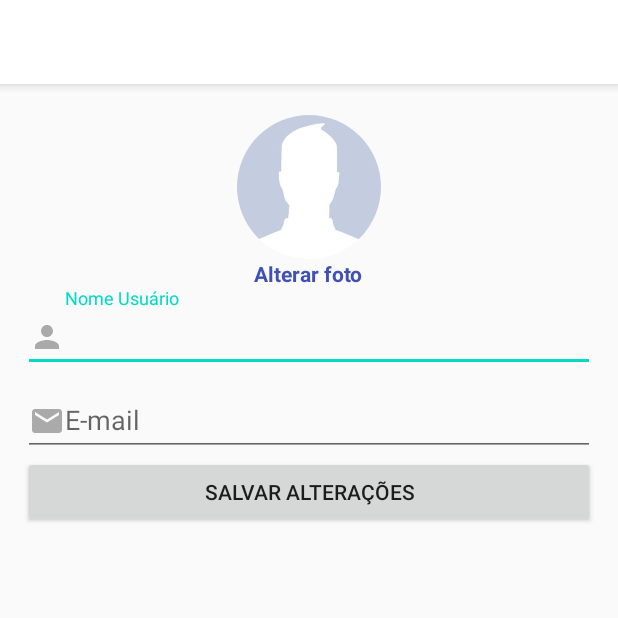
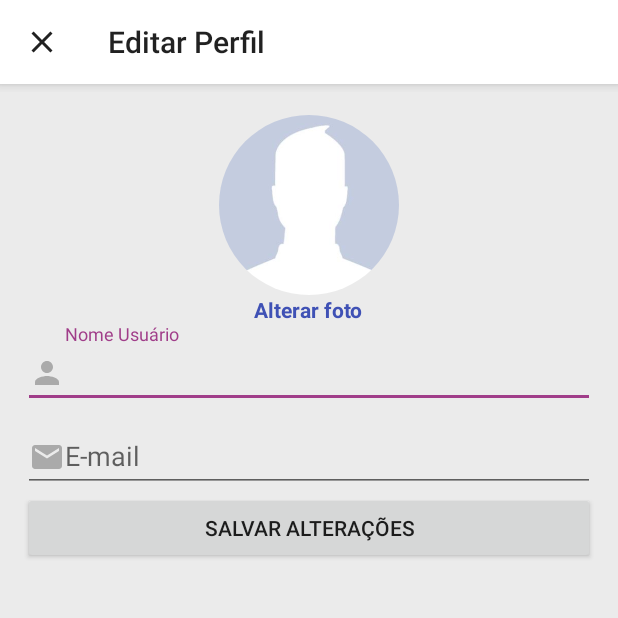
Before and after one commit to Jailsonjpo/Instagram, an Android app: the EditarPerfilActivity screen opened directly, with no data from a screen before it, on a phone screen of 412 x 824 dp, the top half of it. Run offline under Robolectric (Android 15) with nearby library versions, the phone set to English and light mode, and no system bars; our stand-ins replace CircleImageView, Firebase (no records; nobody signed in at launch, a user with empty details on screens opened directly).

Commit message:
Editando Nome de Usuario

```diff
--- a/app/src/main/AndroidManifest.xml
+++ b/app/src/main/AndroidManifest.xml
@@ -9,7 +9,8 @@
         android:roundIcon="@mipmap/ic_launcher_round"
         android:supportsRtl="true"
         android:theme="@style/AppTheme">
-        <activity android:name=".activity.EditarPerfilActivity"></activity>
+        <activity android:name=".activity.EditarPerfilActivity"
+            android:parentActivityName=".activity.MainActivity"></activity>
         <activity
             android:name=".activity.CadastroActivity"
             android:theme="@style/AppThemeLogin" />
--- a/app/src/main/java/com/jailsonspeedway/instagram/activity/EditarPerfilActivity.java
+++ b/app/src/main/java/com/jailsonspeedway/instagram/activity/EditarPerfilActivity.java
@@ -1,16 +1,90 @@
 package com.jailsonspeedway.instagram.activity;
 
 import androidx.appcompat.app.AppCompatActivity;
+import androidx.appcompat.widget.Toolbar;
 
+import android.net.Uri;
 import android.os.Bundle;
+import android.view.View;
+import android.widget.Button;
+import android.widget.TextView;
+import android.widget.Toast;
 
+import com.google.android.material.textfield.TextInputEditText;
+import com.google.firebase.auth.FirebaseUser;
 import com.jailsonspeedway.instagram.R;
+import com.jailsonspeedway.instagram.helper.UsuarioFirebase;
+import com.jailsonspeedway.instagram.model.Usuario;
+
+import de.hdodenhof.circleimageview.CircleImageView;
 
 public class EditarPerfilActivity extends AppCompatActivity {
+
+    private CircleImageView imageEditarPerfil;
+    private TextView textAlterarFoto;
+    private TextInputEditText editNomePerfil, editEmailPerfil;
+    private Button buttonSalvarAlteracoes;
+    private Usuario usuarioLogado;
 
     @Override
     protected void onCreate(Bundle savedInstanceState) {
         super.onCreate(savedInstanceState);
         setContentView(R.layout.activity_editar_perfil);
+
+        //Configuraçoes iniciais
+        usuarioLogado = UsuarioFirebase.getDadosUsuarioLogado();
+
+        //Configurar toolbar
+        Toolbar toolbar = findViewById(R.id.toolbarPrincipal);
+        toolbar.setTitle("Editar Perfil");
+        setSupportActionBar(toolbar);
+        getSupportActionBar().setDisplayHomeAsUpEnabled(true);
+        getSupportActionBar().setHomeAsUpIndicator(R.drawable.ic_close_black_24dp);
+
+        //inicializar Componentes
+        inicializarComponentes();
+
+        //recuperar dados do usuário
+        final FirebaseUser usuarioPerfil = UsuarioFirebase.getUsuarioAtual();
+        editNomePerfil.setText(usuarioPerfil.getDisplayName());
+        editEmailPerfil.setText(usuarioPerfil.getEmail());
+
+        //Salvar alteraçoes do nome
+        buttonSalvarAlteracoes.setOnClickListener(new View.OnClickListener() {
+            @Override
+            public void onClick(View v) {
+                String nomeAtualizado = editNomePerfil.getText().toString();
+
+                //Atualizar nome no perfil
+                UsuarioFirebase.atualizarNomeUsuario(nomeAtualizado);
+
+                //Atualizar nome no banco de dados
+                usuarioLogado.setNome(nomeAtualizado);
+                usuarioLogado.atualizar();
+
+                Toast.makeText(EditarPerfilActivity.this, "Dados alterados com sucesso!", Toast.LENGTH_SHORT).show();
+
+            }
+        });
+
+    }
+
+    public void inicializarComponentes(){
+
+        imageEditarPerfil = findViewById(R.id.imageEditarPerfil);
+        textAlterarFoto   = findViewById(R.id.textAlterarFoto);
+        editNomePerfil    = findViewById(R.id.editNomePerfil);
+        editEmailPerfil   = findViewById(R.id.editEmailPerfil);
+        buttonSalvarAlteracoes   = findViewById(R.id.buttonSalvarAlteracoes);
+
+        //Codigo faz com que o usuário não configa selecionar esse componente
+        editEmailPerfil.setFocusable(false);
+
+    }
+
+    @Override
+    public boolean onSupportNavigateUp() {
+        finish();
+        return false;
     }
 }
--- a/app/src/main/java/com/jailsonspeedway/instagram/fragment/PerfilFragment.java
+++ b/app/src/main/java/com/jailsonspeedway/instagram/fragment/PerfilFragment.java
@@ -80,7 +80,7 @@ public class PerfilFragment extends Fragment {
         //Configurações dos componentes
         gridViewPerfil = view.findViewById(R.id.gridViewPerfil);
         progressBar = view.findViewById(R.id.progressBarPerfil);
-        imagePerfil = view.findViewById(R.id.imagePerfil);
+        imagePerfil = view.findViewById(R.id.imageEditarPerfil);
         textPublicacoes = view.findViewById(R.id.textPublicacoes);
         textSeguidores = view.findViewById(R.id.textSeguidores);
         textSeguindo = view.findViewById(R.id.textSeguindo);
--- /dev/null
+++ b/app/src/main/java/com/jailsonspeedway/instagram/helper/UsuarioFirebase.java
@@ -0,0 +1,62 @@
+package com.jailsonspeedway.instagram.helper;
+
+import android.util.Log;
+
+import androidx.annotation.NonNull;
+
+import com.google.android.gms.tasks.OnCompleteListener;
+import com.google.android.gms.tasks.Task;
+import com.google.firebase.auth.FirebaseAuth;
+import com.google.firebase.auth.FirebaseUser;
+import com.google.firebase.auth.UserProfileChangeRequest;
+import com.jailsonspeedway.instagram.model.Usuario;
+
+public class UsuarioFirebase {
+
+    public static FirebaseUser getUsuarioAtual(){
+        FirebaseAuth usuario = ConfiguracaoFirebase.getFirebaseAutenticacao();
+        return usuario.getCurrentUser();
+    }
+
+    public static void atualizarNomeUsuario(String nome){
+
+        try {
+            //Usuario logado no App
+            FirebaseUser usuarioLogado = getUsuarioAtual();
+
+            //Configurar objeto para alteracao do perfil
+            UserProfileChangeRequest profile = new UserProfileChangeRequest.Builder().setDisplayName(nome).build();
+
+            usuarioLogado.updateProfile(profile).addOnCompleteListener(new OnCompleteListener<Void>() {
+                @Override
+                public void onComplete(@NonNull Task<Void> task) {
+
+                    if(!task.isSuccessful()){
+                        Log.d("Perfil", "Erro ao atualizar o nome de perfil");
+                    }
+                }
+            });
+
+        }catch (Exception e){
+            e.printStackTrace();
+        }
+    }
+
+    public static Usuario getDadosUsuarioLogado(){
+
+        FirebaseUser firebaseUser = getUsuarioAtual();
+
+        Usuario usuario = new Usuario();
+        usuario.setEmail(firebaseUser.getEmail());
+        usuario.setNome(firebaseUser.getDisplayName());
+        usuario.setId(firebaseUser.getUid());
+
+        if(firebaseUser.getPhotoUrl() == null){
+            usuario.setCaminhoFoto("");
+
+        }else{
+            usuario.setCaminhoFoto(firebaseUser.getPhotoUrl().toString());
+        }
+        return usuario;
+    }
+}
--- /dev/null
+++ b/app/src/main/res/drawable/ic_close_black_24dp.xml
@@ -0,0 +1,10 @@
+<vector xmlns:android="http://schemas.android.com/apk/res/android"
+    android:width="24dp"
+    android:height="24dp"
+    android:viewportWidth="24"
+    android:viewportHeight="24"
+    android:tint="?attr/colorControlNormal">
+  <path
+      android:fillColor="@android:color/white"
+      android:pathData="M19,6.41L17.59,5 12,10.59 6.41,5 5,6.41 10.59,12 5,17.59 6.41,19 12,13.41 17.59,19 19,17.59 13.41,12z"/>
+</vector>
--- a/app/src/main/res/layout/activity_editar_perfil.xml
+++ b/app/src/main/res/layout/activity_editar_perfil.xml
@@ -17,13 +17,13 @@
         android:padding="15dp">
 
         <de.hdodenhof.circleimageview.CircleImageView
-            android:id="@+id/imagePerfil"
-            android:layout_width="96dp"
-            android:layout_height="96dp"
+            android:id="@+id/imageEditarPerfil"
+            android:layout_width="120dp"
+            android:layout_height="120dp"
             android:src="@drawable/avatar" />
 
         <TextView
-            android:id="@+id/textView4"
+            android:id="@+id/textAlterarFoto"
             android:layout_width="wrap_content"
             android:layout_height="wrap_content"
             android:text="Alterar foto"
@@ -36,6 +36,7 @@
             android:layout_height="match_parent">
 
             <com.google.android.material.textfield.TextInputEditText
+                android:id="@+id/editNomePerfil"
                 android:layout_width="match_parent"
                 android:layout_height="wrap_content"
                 android:drawableLeft="@drawable/ic_perfil_preto_24"
@@ -47,6 +48,7 @@
                 android:layout_height="match_parent">
 
                 <com.google.android.material.textfield.TextInputEditText
+                    android:id="@+id/editEmailPerfil"
                     android:layout_width="match_parent"
                     android:layout_height="wrap_content"
                     android:drawableLeft="@drawable/ic_email_black_24"
@@ -54,7 +56,7 @@
                     android:hint="E-mail" />
 
                 <Button
-                    android:id="@+id/button"
+                    android:id="@+id/buttonSalvarAlteracoes"
                     android:layout_width="match_parent"
                     android:layout_height="wrap_content"
                     android:text="Salvar Alterações" />
--- a/app/src/main/res/layout/fragment_perfil.xml
+++ b/app/src/main/res/layout/fragment_perfil.xml
@@ -104,7 +104,7 @@
         app:layout_constraintTop_toBottomOf="@+id/textView2" />
 
     <de.hdodenhof.circleimageview.CircleImageView
-        android:id="@+id/imagePerfil"
+        android:id="@+id/imageEditarPerfil"
         android:layout_width="60dp"
         android:layout_height="60dp"
         android:layout_marginStart="16dp"
--- a/app/src/main/res/values/colors.xml
+++ b/app/src/main/res/values/colors.xml
@@ -2,8 +2,8 @@
 <resources>
     <color name="colorPrimary">@android:color/white</color>
     <color name="colorPrimaryDark">#3700B3</color>
-    <color name="colorAccent">#03DAC5</color>
-    <color name="cinza_medio">#DBDBDB</color>
+    <color name="colorAccent">#A03D89</color>
+    <color name="cinza_medio">#EBEBEB</color>
     <color name="roxo">#462759</color>
     <color name="azulEscuro">#3f51b5</color>
 </resources>
--- a/app/src/main/res/values/styles.xml
+++ b/app/src/main/res/values/styles.xml
@@ -6,6 +6,7 @@
         <item name="colorPrimary">@android:color/white</item>
         <item name="colorPrimaryDark">#000000</item>
         <item name="colorAccent">@color/colorAccent</item>
+        <item name="android:colorBackground">@color/cinza_medio</item>
     </style>
 
     <style name="AppThemeLogin" parent="Theme.AppCompat.Light.NoActionBar">
@@ -13,6 +14,8 @@
         <item name="colorPrimary">@android:color/white</item>
         <item name="colorPrimaryDark">@color/roxo</item>
         <item name="colorAccent">@color/colorAccent</item>
+        <item name="android:colorBackground">@color/cinza_medio</item>
+
     </style>
 
 </resources>
```
Also changed, not shown: app/src/main/java/com/jailsonspeedway/instagram/activity/CadastroActivity.java (+24 -5 lines), app/src/main/java/com/jailsonspeedway/instagram/model/Usuario.java (+35 -0 lines).
